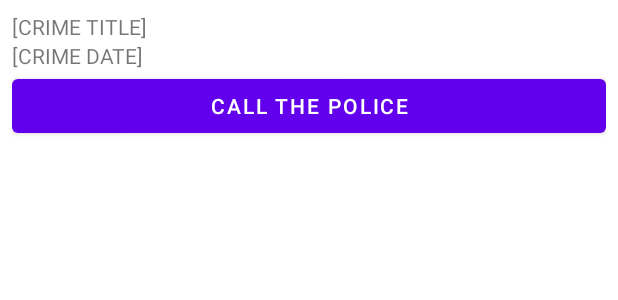
After one commit to MaxKliuba/CriminalIntent-Java, an Android app: the layout list_item_serious_crime.xml on its own in the app's theme, with its tools: preview values and no code run, on a phone screen of 412 x 824 dp. The commit adds this screen. Shown: the top 300 px of the screen. Run offline under Robolectric (Android 15) with nearby library versions, the phone set to English and light mode, and no system bars.

Commit message:
RecyclerView added

```diff
--- a/app/build.gradle
+++ b/app/build.gradle
@@ -34,6 +34,7 @@
     implementation 'com.google.android.material:material:1.3.0'
     implementation 'androidx.constraintlayout:constraintlayout:2.0.4'
     implementation 'org.jetbrains:annotations:15.0'
+    implementation 'androidx.recyclerview:recyclerview:1.2.1'
     testImplementation 'junit:junit:4.+'
     androidTestImplementation 'androidx.test.ext:junit:1.1.3'
     androidTestImplementation 'androidx.test.espresso:espresso-core:3.4.0'
--- a/app/src/main/AndroidManifest.xml
+++ b/app/src/main/AndroidManifest.xml
@@ -9,13 +9,16 @@
         android:roundIcon="@mipmap/ic_launcher_round"
         android:supportsRtl="true"
         android:theme="@style/Theme.CriminalIntent">
-        <activity android:name=".CrimeActivity">
+        <activity android:name=".CrimeListActivity">
             <intent-filter>
                 <action android:name="android.intent.action.MAIN" />
 
                 <category android:name="android.intent.category.LAUNCHER" />
             </intent-filter>
         </activity>
+        <activity android:name=".CrimeActivity">
+
+        </activity>
     </application>
 
 </manifest>
--- a/app/src/main/java/com/max_kliuba/criminalintent/CrimeFragment.java
+++ b/app/src/main/java/com/max_kliuba/criminalintent/CrimeFragment.java
@@ -19,10 +19,10 @@
 import org.jetbrains.annotations.NotNull;
 
 public class CrimeFragment extends Fragment {
+
     private TextInputEditText mTitleField;
     private Button mDateButton;
     private CheckBox mSolvedCheckBox;
-
     private Crime mCrime;
 
     @Override
--- /dev/null
+++ b/app/src/main/res/layout/list_item_serious_crime.xml
@@ -0,0 +1,28 @@
+<?xml version="1.0" encoding="utf-8"?>
+<LinearLayout xmlns:android="http://schemas.android.com/apk/res/android"
+    xmlns:tools="http://schemas.android.com/tools"
+    android:layout_width="match_parent"
+    android:layout_height="wrap_content"
+    android:orientation="vertical"
+    android:padding="8dp">
+
+    <TextView
+        android:id="@+id/crime_title"
+        android:layout_width="match_parent"
+        android:layout_height="wrap_content"
+        tools:text="[CRIME TITLE]" />
+
+    <TextView
+        android:id="@+id/crime_date"
+        android:layout_width="match_parent"
+        android:layout_height="wrap_content"
+        tools:text="[CRIME DATE]" />
+
+    <Button
+        android:id="@+id/button"
+        android:layout_width="match_parent"
+        android:layout_height="wrap_content"
+        android:text="@string/call_police_button_text" />
+
+
+</LinearLayout>
--- a/app/src/main/res/values/strings.xml
+++ b/app/src/main/res/values/strings.xml
@@ -4,4 +4,5 @@
     <string name="crime_title_label">Title</string>
     <string name="crime_details_label">Details</string>
     <string name="crime_solved_label">Solved</string>
+    <string name="call_police_button_text">CALL THE POLICE</string>
 </resources>
```
Also changed, not shown: app/src/main/java/com/max_kliuba/criminalintent/Crime.java (+9 -0 lines), app/src/main/java/com/max_kliuba/criminalintent/CrimeActivity.java (+3 -12 lines), app/src/main/java/com/max_kliuba/criminalintent/CrimeLab.java (added, +44 -0 lines), app/src/main/java/com/max_kliuba/criminalintent/CrimeListActivity.java (added, +11 -0 lines), app/src/main/java/com/max_kliuba/criminalintent/CrimeListFragment.java (added, +112 -0 lines), app/src/main/java/com/max_kliuba/criminalintent/SingleFragmentActivity.java (added, +27 -0 lines), app/src/main/res/layout/fragment_crime_list.xml (added, +7 -0 lines), app/src/main/res/layout/list_item_crime.xml (added, +20 -0 lines), app/src/main/res/layout/activity_fragment.xml (renamed from app/src/main/res/layout/activity_crime.xml).
